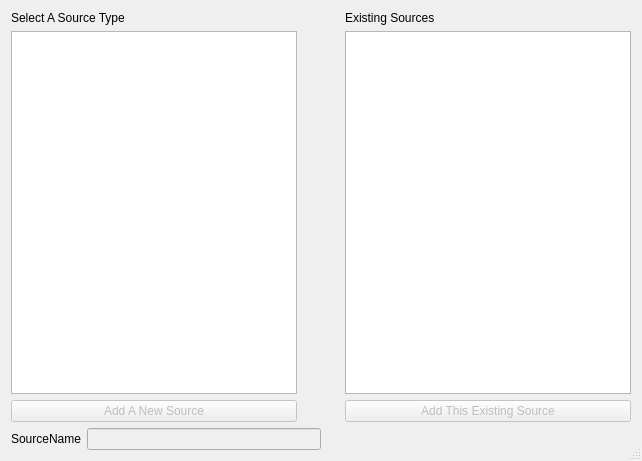
Old version of the form UI/forms/AddSourceDialog.ui in the repository palana/obs-studio.
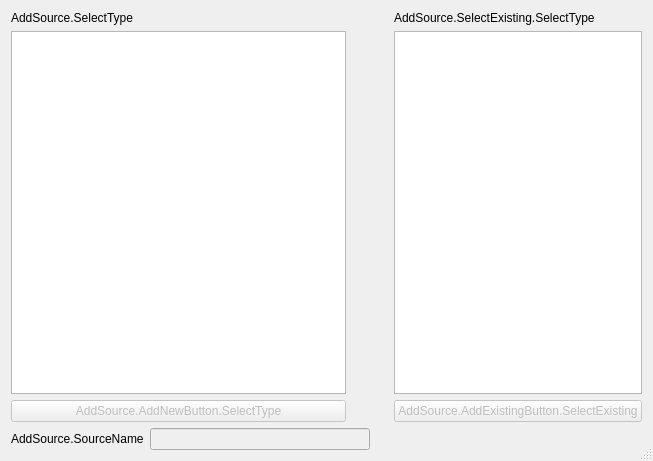
New version of the form.

The edit to the form file:
```diff
--- a/UI/forms/AddSourceDialog.ui
+++ b/UI/forms/AddSourceDialog.ui
@@ -43,7 +43,7 @@
         <bool>false</bool>
        </property>
        <property name="text">
-        <string>Add A New Source</string>
+        <string>AddSource.AddNewButton.SelectType</string>
        </property>
       </widget>
      </item>
@@ -93,7 +93,7 @@
         <bool>false</bool>
        </property>
        <property name="text">
-        <string>Add This Existing Source</string>
+        <string>AddSource.AddExistingButton.SelectExisting</string>
        </property>
       </widget>
      </item>
@@ -116,14 +116,14 @@
      <item row="0" column="0">
       <widget class="QLabel" name="sourceTypesLabel">
        <property name="text">
-        <string>Select A Source Type</string>
+        <string>AddSource.SelectType</string>
        </property>
       </widget>
      </item>
      <item row="0" column="3">
       <widget class="QLabel" name="existingSourcesLabel">
        <property name="text">
-        <string>Existing Sources</string>
+        <string>AddSource.SelectExisting.SelectType</string>
        </property>
       </widget>
      </item>
@@ -148,7 +148,7 @@
        <item row="0" column="0">
         <widget class="QLabel" name="sourceNameLabel">
          <property name="text">
-          <string>SourceName</string>
+          <string>AddSource.SourceName</string>
          </property>
         </widget>
        </item>
```
